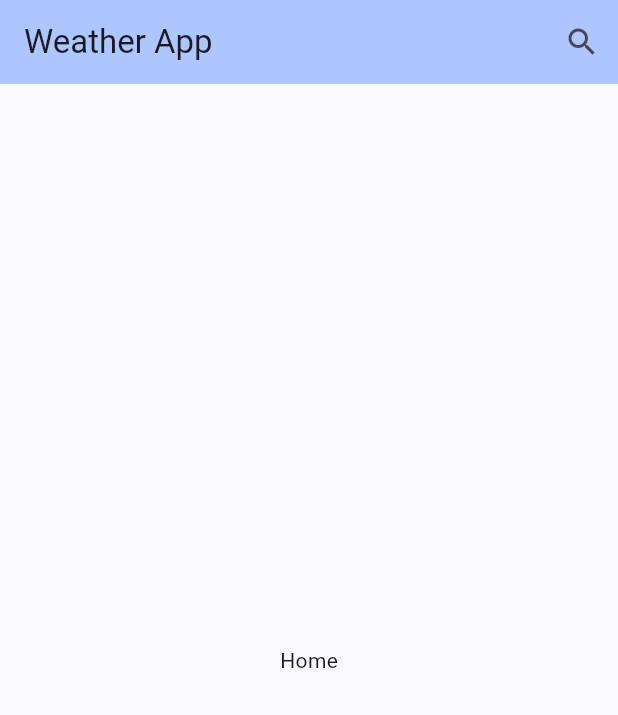
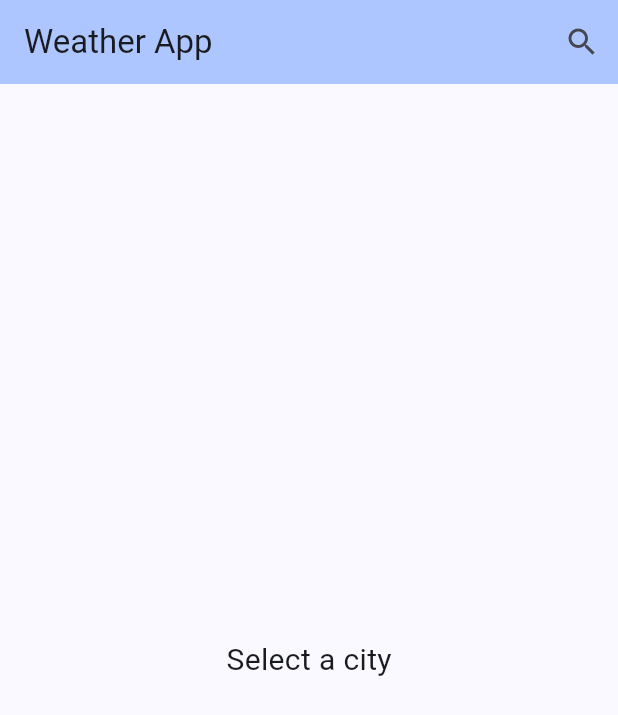
Before and after one commit to withered-flowers/learn_flutter_simple_weather_app, a Flutter app: the screen it shows after launch, on a phone screen of 412 x 824 dp. Shown: the top 715 px of the screen. Run offline on Flutter 3.47's test engine with Material 2 defaults, Android fonts, the phone set to English and light mode, and no system bars; our stand-ins replace bloc, equatable, flutter_bloc, flutter_dotenv.

```diff
--- a/lib/pages/home_page.dart
+++ b/lib/pages/home_page.dart
@@ -68,9 +68,61 @@ class _HomePageState extends State<HomePage> {
           ),
         ],
       ),
-      body: const Center(
-        child: Text('Home'),
-      ),
+      body: _showWeather(),
+    );
+  }
+
+  Widget _showWeather() {
+    // We will use BlocConsumer, to use the WeatherCubit and read its state
+    return BlocConsumer<WeatherCubit, WeatherState>(
+      listener: (context, state) {
+        // Check if status that represent the Fetch status is error?
+        if (state.status == WeatherStatus.error) {
+          // It will show dialog with error message
+          showDialog(
+            context: context,
+            builder: (context) {
+              return AlertDialog(
+                content: Text(state.error.errorMsg),
+              );
+            },
+          );
+        }
+      },
+      builder: ((context, state) {
+        // If initial, then we will make a city to Choose
+        if (state.status == WeatherStatus.initial) {
+          return const Center(
+            child: Text(
+              'Select a city',
+              style: TextStyle(fontSize: 20.0),
+            ),
+          );
+        }
+
+        if (state.status == WeatherStatus.loading) {
+          return const Center(
+            // When loading we will show a CircularProgressIndicator
+            child: CircularProgressIndicator(),
+          );
+        }
+
+        if (state.status == WeatherStatus.error && state.weather.name == '') {
+          return const Center(
+            child: Text(
+              'Select a city',
+              style: TextStyle(fontSize: 20.0),
+            ),
+          );
+        }
+
+        return Center(
+          child: Text(
+            state.weather.name,
+            style: const TextStyle(fontSize: 18.0),
+          ),
+        );
+      }),
     );
   }
 }
--- a/lib/pages/search_page.dart
+++ b/lib/pages/search_page.dart
@@ -44,9 +44,11 @@ class _SearchPageState extends State<SearchPage> {
                 style: const TextStyle(fontSize: 18.0),
                 decoration: const InputDecoration(
                   border: OutlineInputBorder(),
-                  prefixIcon: Icon(Icons.search),
                   labelText: 'City name',
                   hintText: 'Enter city name',
+                  prefixIcon: Icon(
+                    Icons.search,
+                  ),
                 ),
                 validator: (String? input) {
                   if (input == null || input.trim().length < 2) {
```
